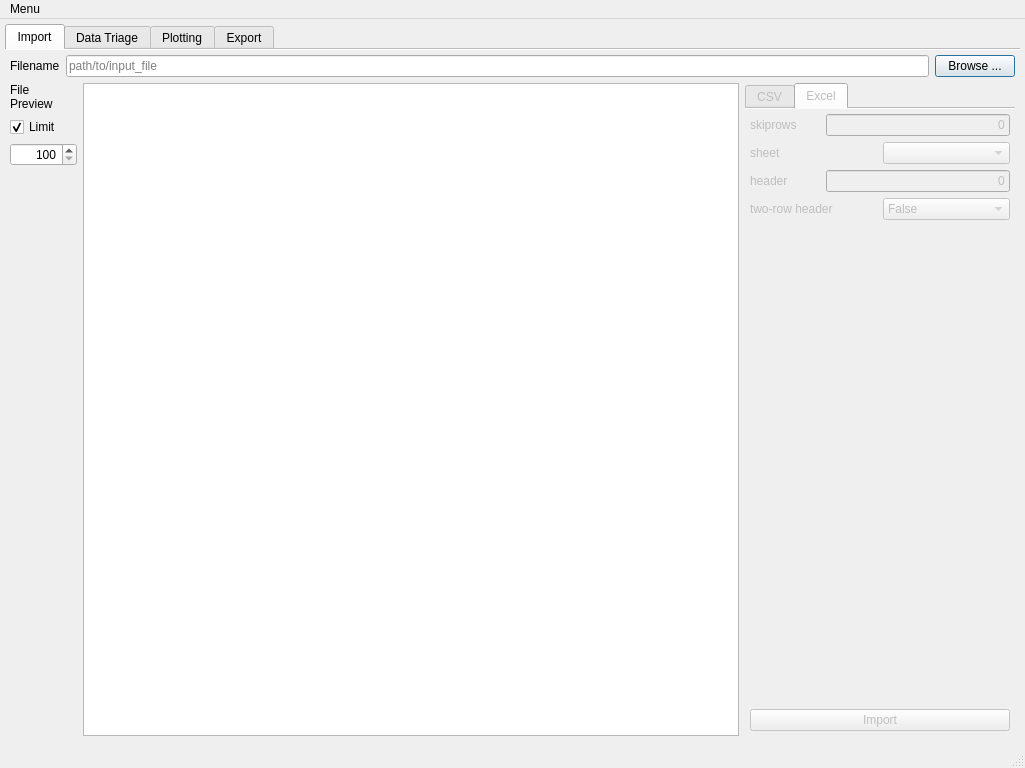
kevinanewman/colliderscope2024, file colliderscope.ui: the form before one commit.
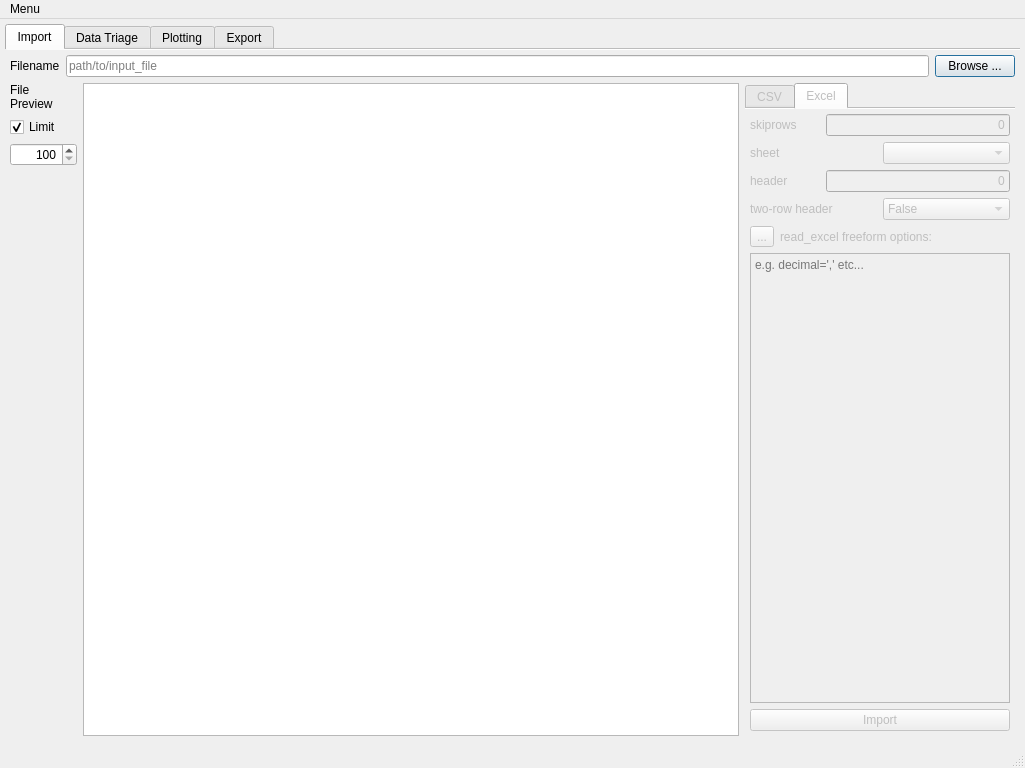
The form after the commit. The open tabs and pages were chosen to show the change. Icons and pictures are not drawn. Custom widgets are drawn as their Qt base class.

Commit message: added import help buttons fixed messed up triage lists when browsing but not importing

Patch:
```diff
--- a/colliderscope.ui
+++ b/colliderscope.ui
@@ -653,17 +653,33 @@
                </layout>
               </item>
               <item>
-               <spacer name="verticalSpacer_2">
-                <property name="orientation">
-                 <enum>Qt::Vertical</enum>
+               <layout class="QHBoxLayout" name="horizontalLayout_7">
+                <item>
+                 <widget class="QToolButton" name="import_excel_help_toolButton">
+                  <property name="text">
+                   <string>...</string>
+                  </property>
+                  <property name="icon">
+                   <iconset>
+                    <normaloff>assets/info.png</normaloff>assets/info.png</iconset>
+                  </property>
+                 </widget>
+                </item>
+                <item>
+                 <widget class="QLabel" name="label_2">
+                  <property name="text">
+                   <string>read_excel freeform options:</string>
+                  </property>
+                 </widget>
+                </item>
+               </layout>
+              </item>
+              <item>
+               <widget class="QPlainTextEdit" name="plainTextEdit">
+                <property name="placeholderText">
+                 <string>e.g. decimal=',' etc...</string>
                 </property>
-                <property name="sizeHint" stdset="0">
-                 <size>
-                  <width>20</width>
-                  <height>40</height>
-                 </size>
-                </property>
-               </spacer>
+               </widget>
               </item>
               <item>
                <widget class="QPushButton" name="import_excel_pushButton">
```
Left out of the diff: 59 changed lines with no effect on the pictures. The commit also changes 2 other files.
